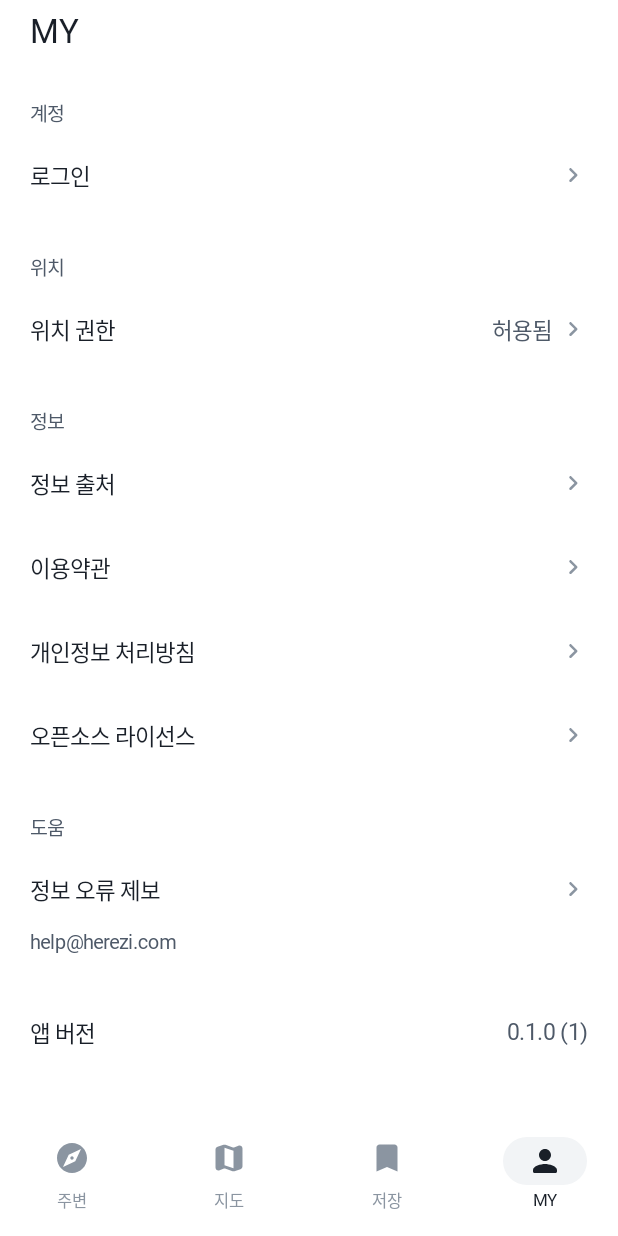
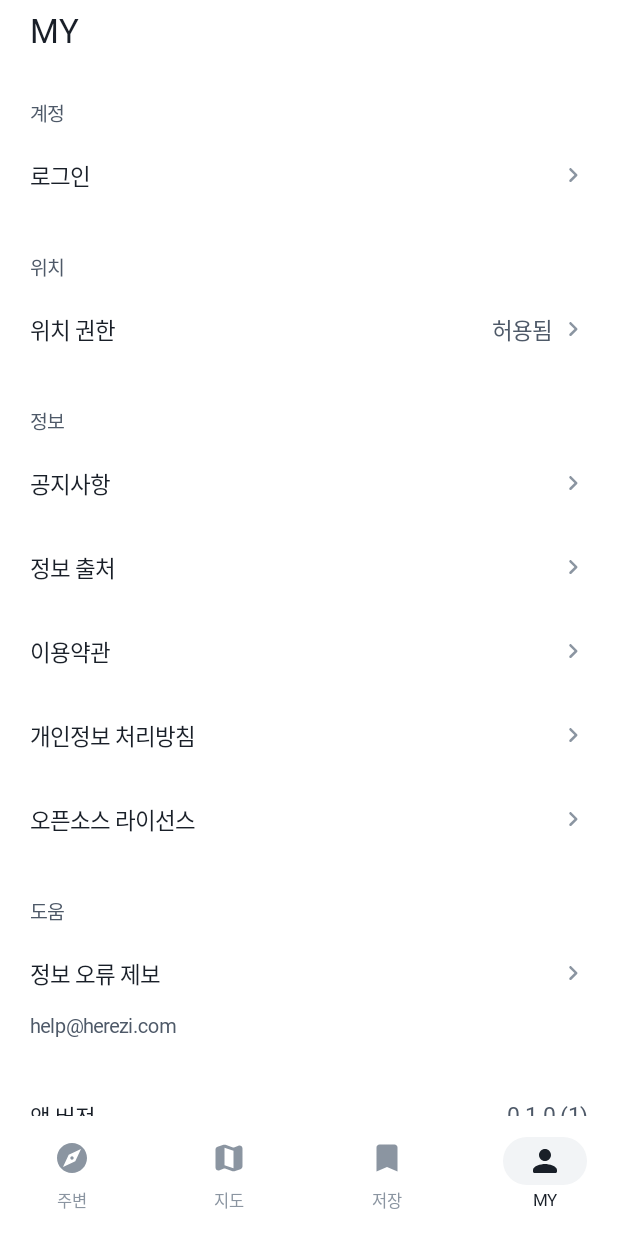
Before and after one commit to herezi/herezi-android, an Android app built with Jetpack Compose: the SettingsRoute screen opened through its navigation route, on a phone screen of 412 x 824 dp. Run offline under Robolectric (Android 15) with nearby library versions, the phone set to English and light mode, and no system bars; our stand-ins replace Dagger/Hilt's generated code; missing, so only their content is drawn: CompositionLocalProvider; pictures from the network do not load; Roboto replaces fonts that are not available here; 1 statement that could not run was skipped.

Commit message:
feat: MY 탭 정보 그룹 맨 위에 공지사항 행 추가
- 공지사항 → https://herezi.github.io/notices/ 를 이용약관과 같은 방식으로 연다(앱 공지 화면 없음, S6 스펙)

Co-Authored-By: Claude Opus 5.5 <noreply@anthropic.com>

```diff
--- a/core/ui/src/main/kotlin/com/herezi/core/ui/HereziLinks.kt
+++ b/core/ui/src/main/kotlin/com/herezi/core/ui/HereziLinks.kt
@@ -8,6 +8,9 @@ object HereziLinks {
     /** 공유 링크. 도메인 미구매라 텍스트 공유에만 쓴다. */
     fun share(spotId: String): String = "https://herezi.com/s/$spotId"
 
+    /** 공지사항(웹사이트 저장소 content/notices 의 마크다운). 앱에 공지 화면은 없다. 임시로 GitHub Pages. */
+    const val NOTICES = "https://herezi.github.io/notices/"
+
     /** 이용약관. 임시로 GitHub Pages, 도메인 구매 후 교체 (#14). */
     const val TERMS = "https://herezi.github.io/terms/"
 
--- a/feature/settings/src/main/kotlin/com/herezi/feature/settings/SettingsScreen.kt
+++ b/feature/settings/src/main/kotlin/com/herezi/feature/settings/SettingsScreen.kt
@@ -146,6 +146,7 @@ fun SettingsScreen(
             GroupTitle("위치")
             SettingRow("위치 권한", value = state.accessLabel, hint = "설정 앱이 열려요", onClick = onLocation)
             GroupTitle("정보")
+            SettingRow("공지사항", hint = "브라우저가 열려요", onClick = { onOpenUrl(HereziLinks.NOTICES) })
             SettingRow("정보 출처", onClick = onOpenSources)
             SettingRow("이용약관", hint = "브라우저가 열려요", onClick = { onOpenUrl(HereziLinks.TERMS) })
             SettingRow("개인정보 처리방침", hint = "브라우저가 열려요", onClick = { onOpenUrl(HereziLinks.PRIVACY) })
```
